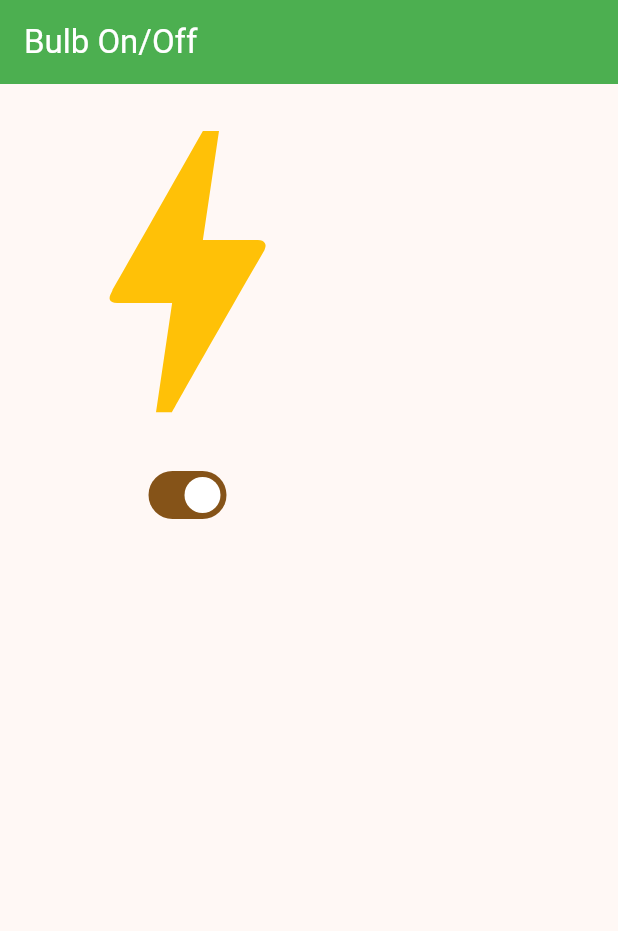
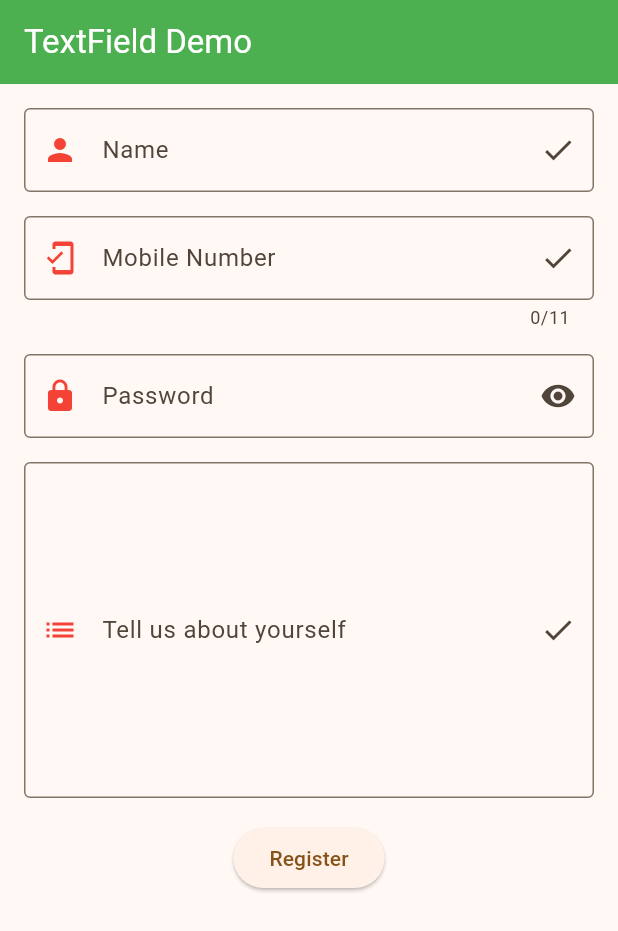
Before and after one commit to abidroid/akti_batch4_flutter, a Flutter app: the screen it shows after launch, on a phone screen of 412 x 824 dp. Shown: the top 931 px of the screen. Run offline on Flutter 3.47's test engine with Material 3 defaults, Android fonts, the phone set to English and light mode, and no system bars; our stand-ins replace fluttertoast.

Commit message:
textfields

```diff
--- a/lib/main.dart
+++ b/lib/main.dart
@@ -8,6 +8,7 @@ import 'package:akti_batch4_flutter/screens/listview_demo2_screen.dart';
 import 'package:akti_batch4_flutter/screens/second_screen.dart';
 import 'package:akti_batch4_flutter/screens/stack_demo_screen.dart';
 import 'package:akti_batch4_flutter/screens/stateful_demo_screen.dart';
+import 'package:akti_batch4_flutter/screens/tf_demo_screen.dart';
 import 'package:akti_batch4_flutter/screens/third_screen.dart';
 import 'package:flutter/material.dart';
 
@@ -28,7 +29,7 @@ class MyApp extends StatelessWidget {
         colorScheme: ColorScheme.fromSeed(seedColor: Colors.orange),
         useMaterial3: true,
       ),
-      home:  BulbOnOffScreen(), // launcher screen
+      home:  TfDemoScreen(), // launcher screen
     );
   }
 }
--- /dev/null
+++ b/lib/screens/tf_demo_screen.dart
@@ -0,0 +1,114 @@
+import 'package:flutter/material.dart';
+import 'package:fluttertoast/fluttertoast.dart';
+
+class TfDemoScreen extends StatefulWidget {
+  const TfDemoScreen({super.key});
+
+  @override
+  State<TfDemoScreen> createState() => _TfDemoScreenState();
+}
+
+class _TfDemoScreenState extends State<TfDemoScreen> {
+  TextEditingController nameController = TextEditingController();
+  var mobileController = TextEditingController();
+  var passwordController = TextEditingController();
+  var aboutController = TextEditingController();
+
+  String info = '';
+
+  @override
+  Widget build(BuildContext context) {
+    return Scaffold(
+        appBar: AppBar(
+          backgroundColor: Colors.green,
+          foregroundColor: Colors.white,
+          title: const Text('TextField Demo'),
+        ),
+        body: Padding(
+          padding: const EdgeInsets.all(16.0),
+          child: SingleChildScrollView(
+            child: Column(
+              spacing: 16,
+              children: [
+                TextField(
+                    controller: nameController,
+                    decoration: InputDecoration(
+                      hintText: 'Enter your name',
+                      labelText: 'Name',
+                      border: OutlineInputBorder(),
+                      prefixIcon: Icon(Icons.person),
+                      suffixIcon: Icon(Icons.check),
+                      prefixIconColor: Colors.red,
+                    )),
+                TextField(
+                    controller: mobileController,
+                    keyboardType: TextInputType.phone,
+                    maxLength: 11,
+                    decoration: InputDecoration(
+                      hintText: 'Mobile Number',
+                      labelText: 'Mobile Number',
+                      border: OutlineInputBorder(),
+                      prefixIcon: Icon(Icons.mobile_friendly),
+                      suffixIcon: Icon(Icons.check),
+                      prefixIconColor: Colors.red,
+                    )),
+                TextField(
+                    controller: passwordController,
+                    obscureText: true,
+                    obscuringCharacter: '#',
+                    decoration: InputDecoration(
+                      hintText: 'Password',
+                      labelText: 'Password',
+                      border: OutlineInputBorder(),
+                      prefixIcon: Icon(Icons.lock),
+                      suffixIcon: Icon(Icons.visibility),
+                      prefixIconColor: Colors.red,
+                    )),
+                TextField(
+                    controller: aboutController,
+                    maxLines: 8,
+                    decoration: InputDecoration(
+                      hintText: 'Tell us about yourself',
+                      labelText: 'Tell us about yourself',
+                      border: OutlineInputBorder(),
+                      prefixIcon: Icon(Icons.list),
+                      suffixIcon: Icon(Icons.check),
+                      prefixIconColor: Colors.red,
+                    )),
+                ElevatedButton(
+                    onPressed: () {
+                      String name = nameController.text;
+                      String mobile = mobileController.text;
+                      String password = passwordController.text;
+                      String about = aboutController.text;
+
+                      if (name.isEmpty) {
+                        Fluttertoast.showToast(
+                            msg: "Please provide name",
+                            fontSize: 30,
+                            backgroundColor: Colors.red,
+                            gravity: ToastGravity.TOP);
+                        return;
+                      }
+
+                      info = '';
+
+                      info += name;
+                      info += '\n';
+                      info += mobile;
+                      info += '\n';
+                      info += password;
+                      info += '\n';
+                      info += about;
+                      info += '';
+
+                      setState(() {});
+                    },
+                    child: const Text("Register")),
+                Text(info),
+              ],
+            ),
+          ),
+        ));
+  }
+}
--- a/pubspec.yaml
+++ b/pubspec.yaml
@@ -34,6 +34,7 @@ dependencies:
   # The following adds the Cupertino Icons font to your application.
   # Use with the CupertinoIcons class for iOS style icons.
   cupertino_icons: ^1.0.8
+  fluttertoast: ^8.2.10
 
 dev_dependencies:
   flutter_test:
```
Also changed, not shown: lib/screens/bulb_on_off_screen.dart (+11 -9 lines), pubspec.lock.
